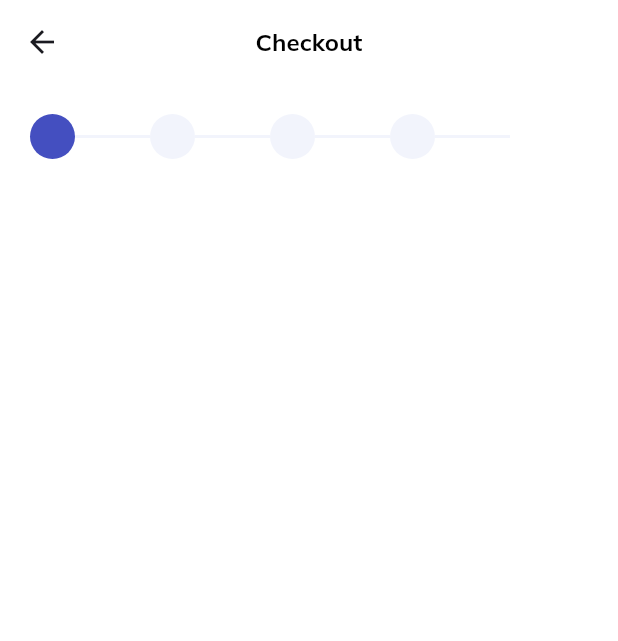
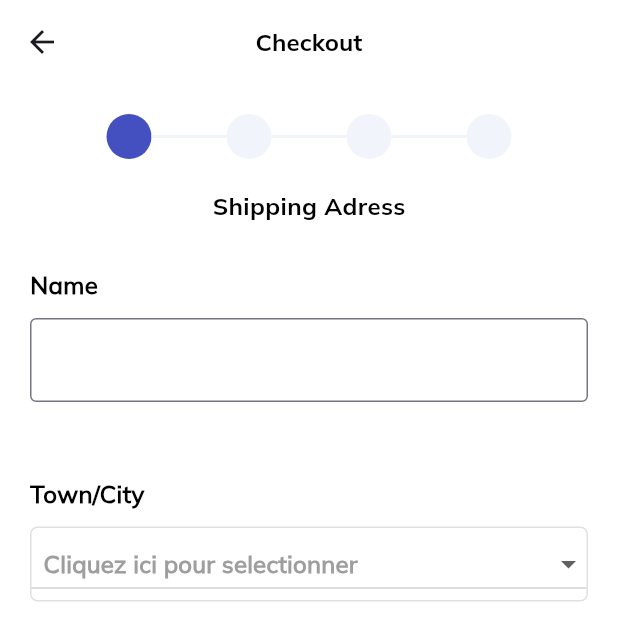
Before and after one commit to clskas/mobileecommerce, a Flutter app: the Checkout screen opened directly, on a phone screen of 412 x 824 dp. Shown: the top 641 px of the screen. Run offline on Flutter 3.47's test engine with Material 3 defaults, Android fonts, the phone set to English and light mode, and no system bars.

Commit message:
Controller_checkout et checkout files updated

```diff
--- a/lib/app/modules/checkout/controller/controller_checkout.dart
+++ b/lib/app/modules/checkout/controller/controller_checkout.dart
@@ -11,7 +11,7 @@ class ProgressBar extends StatelessWidget {
 
   @override
   Widget build(BuildContext context) {
-    return Row(
+    return Row(mainAxisAlignment: MainAxisAlignment.center,
       children: List.generate(4, (index) {
         return Row(
           children: [
@@ -23,7 +23,7 @@ class ProgressBar extends StatelessWidget {
                 borderRadius: BorderRadius.circular(20),
               ),
             ),
-            if(index<4)
+            if(index<3)
             Container(
               height: 2,
               width: 50,
--- a/lib/app/modules/checkout/view/checkout.dart
+++ b/lib/app/modules/checkout/view/checkout.dart
@@ -1,3 +1,5 @@
+import 'package:ecommerceapp/app/components/form_components.dart';
+import 'package:ecommerceapp/app/components/space.dart';
 import 'package:ecommerceapp/app/components/text_components.dart';
 import 'package:ecommerceapp/app/modules/checkout/controller/controller_checkout.dart';
 import 'package:flutter/material.dart';
@@ -10,6 +12,9 @@ class Checkout extends StatefulWidget {
 }
 
 class _CheckoutState extends State<Checkout> {
+  List<String> cities = ['City 1', 'City 2', 'City 3'];
+  String selectedCity = "";
+
   @override
   Widget build(BuildContext context) {
     return Scaffold(
@@ -26,8 +31,63 @@ class _CheckoutState extends State<Checkout> {
       body: SingleChildScrollView(
         padding: EdgeInsets.all(20),
         child: Column(
+          crossAxisAlignment: CrossAxisAlignment.start,
           children: [
             ProgressBar(stepActuel: 1),
+            h(20),
+            Row(
+              mainAxisAlignment: MainAxisAlignment.center,
+              children: [
+                TextComponents(
+                  txt: "Shipping Adress",
+                  fw: FontWeight.bold,
+                  family: 'Bold',
+                ),
+              ],
+            ),
+            h(30),
+            Column(
+              crossAxisAlignment: CrossAxisAlignment.start,
+              children: [
+                TextComponents(txt: 'Name', fw: FontWeight.bold),
+                h(10),
+                FormComponents(),
+                h(50),
+                TextComponents(txt: 'Town/City', fw: FontWeight.bold),
+                h(10),
+                // ignore: avoid_unnecessary_containers
+                Container(
+                  decoration: BoxDecoration(
+                    border: Border.all(color: Colors.black12),
+                    borderRadius: BorderRadius.circular(5),
+                  ),
+                  child: DropdownButton(
+
+                    isExpanded: true,
+                    hint: Padding(
+                      padding: const EdgeInsets.all(8.0),
+                      child: TextComponents(
+                        txt: 'Cliquez ici pour selectionner',
+                        color: Colors.grey,
+                        fw: FontWeight.bold,
+                      ),
+                    ),
+                    items:
+                        cities.map<DropdownMenuItem<String>>((String valeur) {
+                          return DropdownMenuItem<String>(
+                            value: valeur,
+                            child: TextComponents(txt: valeur),
+                          );
+                        }).toList(),
+                    onChanged: (value) {
+                      setState(() {
+                        selectedCity = value!;
+                      });
+                    },
+                  ),
+                ),
+              ],
+            ),
           ],
         ),
       ),
```
